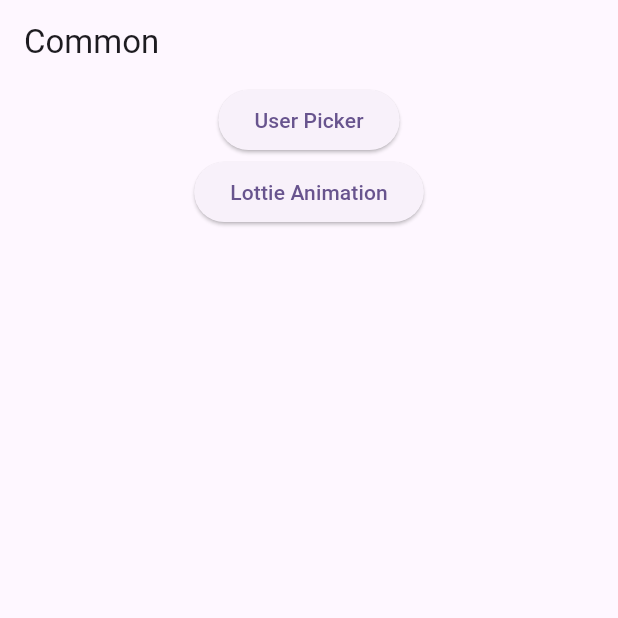
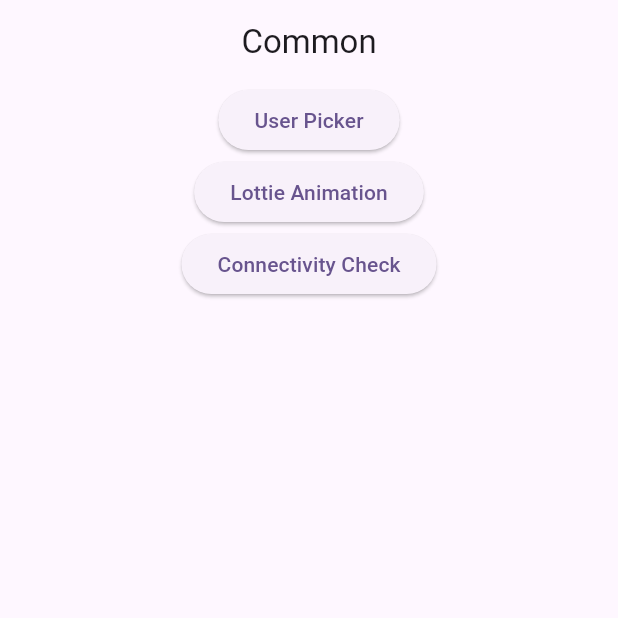
Before and after one commit to shahedpy/flutter-common, a Flutter app: the screen it shows after launch, on a phone screen of 412 x 824 dp, the top half of it. Run offline on Flutter 3.47's test engine with Material 2 defaults, Android fonts, the phone set to English and light mode, and no system bars; our stand-ins replace flutter_typeahead, get, internet_connection_checker, lottie.

Commit message:
connection check

```diff
--- a/lib/core/binding.dart
+++ b/lib/core/binding.dart
@@ -1,7 +1,8 @@
+import 'package:get/get.dart';
 import 'package:common/view_model/home_view_model.dart';
+import 'package:common/view_model/user_picker_view_model.dart';
+import 'package:common/view_model/connection_check_view_model.dart';
 import 'package:common/view_model/lottie_animation_view_model.dart';
-import 'package:common/view_model/user_picker_view_model.dart';
-import 'package:get/get.dart';
 
 class Binding extends Bindings {
   @override
@@ -9,5 +10,6 @@ class Binding extends Bindings {
     Get.lazyPut(() => HomeViewModel());
     Get.lazyPut(() => UserPickerViewModel());
     Get.lazyPut(() => LottieAnimationViewModel());
+    Get.lazyPut(() => ConnectionCheckViewModel());
   }
 }
--- a/lib/route/app_page.dart
+++ b/lib/route/app_page.dart
@@ -1,3 +1,4 @@
+import 'package:common/view/connection_check/connection_check_view.dart';
 import 'package:common/view/lottie_animation/lottie_animation_view.dart';
 import 'package:common/view/user_picker/user_picker_view.dart';
 import 'package:get/get.dart';
@@ -7,10 +8,21 @@ import 'app_route.dart';
 abstract class AppPage {
   static const initial = AppRoute.home;
   static final routes = [
-    GetPage(name: AppRoute.home, page: () => const HomeView()),
-    GetPage(name: AppRoute.userPicker, page: () => const UserPickerView()),
     GetPage(
-        name: AppRoute.lottieAnimation,
-        page: () => const LottieAnimationView()),
+      name: AppRoute.home,
+      page: () => const HomeView(),
+    ),
+    GetPage(
+      name: AppRoute.userPicker,
+      page: () => const UserPickerView(),
+    ),
+    GetPage(
+      name: AppRoute.lottieAnimation,
+      page: () => const LottieAnimationView(),
+    ),
+    GetPage(
+      name: AppRoute.connectionCheck,
+      page: () => const ConnectionCheckView(),
+    ),
   ];
 }
--- a/lib/route/app_route.dart
+++ b/lib/route/app_route.dart
@@ -1,5 +1,6 @@
 abstract class AppRoute {
   static const String home = '/home',
       userPicker = '/user_picker',
-      lottieAnimation = '/lottie_animation';
+      lottieAnimation = '/lottie_animation',
+      connectionCheck = '/connectivity_check';
 }
--- a/lib/view/home/component/home_section.dart
+++ b/lib/view/home/component/home_section.dart
@@ -12,20 +12,23 @@ class HomeSection extends GetWidget<HomeViewModel> {
       appBar: AppBar(
         title: const Text("Common"),
         automaticallyImplyLeading: false,
+        centerTitle: true,
       ),
       body: Center(
         child: Column(
           children: [
             ElevatedButton(
-                onPressed: () {
-                  Get.toNamed(AppRoute.userPicker);
-                },
-                child: const Text("User Picker")),
+              onPressed: () => Get.toNamed(AppRoute.userPicker),
+              child: const Text("User Picker"),
+            ),
             ElevatedButton(
-                onPressed: () {
-                  Get.toNamed(AppRoute.lottieAnimation);
-                },
-                child: const Text("Lottie Animation"))
+              onPressed: () => Get.toNamed(AppRoute.lottieAnimation),
+              child: const Text("Lottie Animation"),
+            ),
+            ElevatedButton(
+              onPressed: () => Get.toNamed(AppRoute.connectionCheck),
+              child: const Text("Connectivity Check"),
+            ),
           ],
         ),
       ),
```
